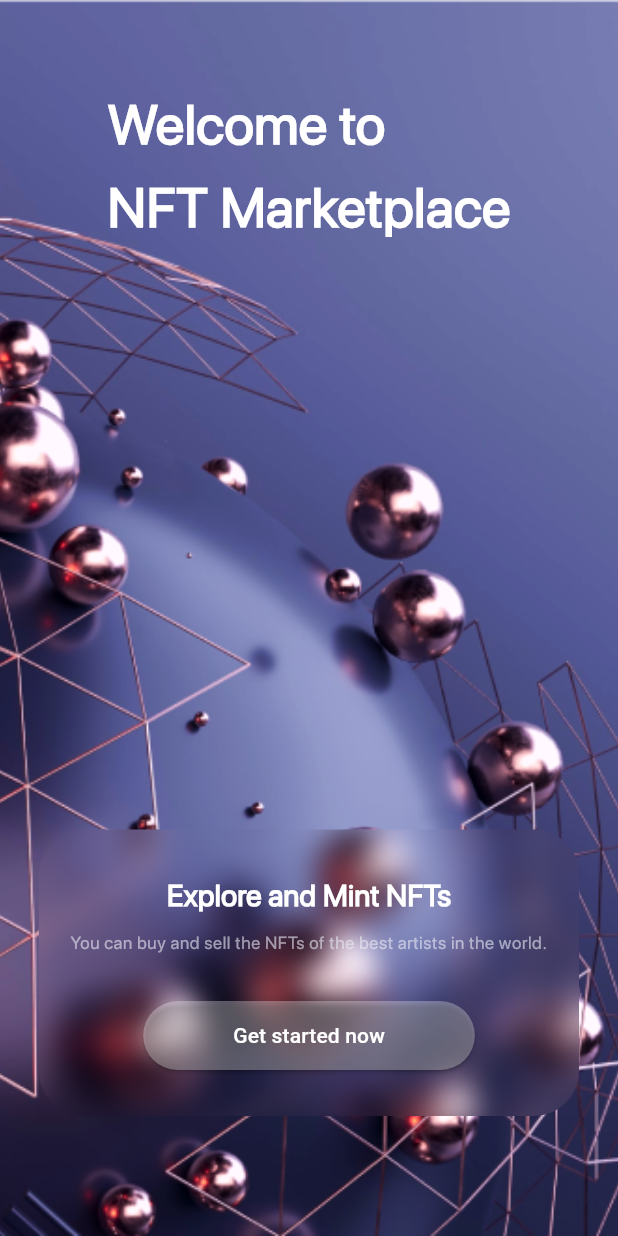
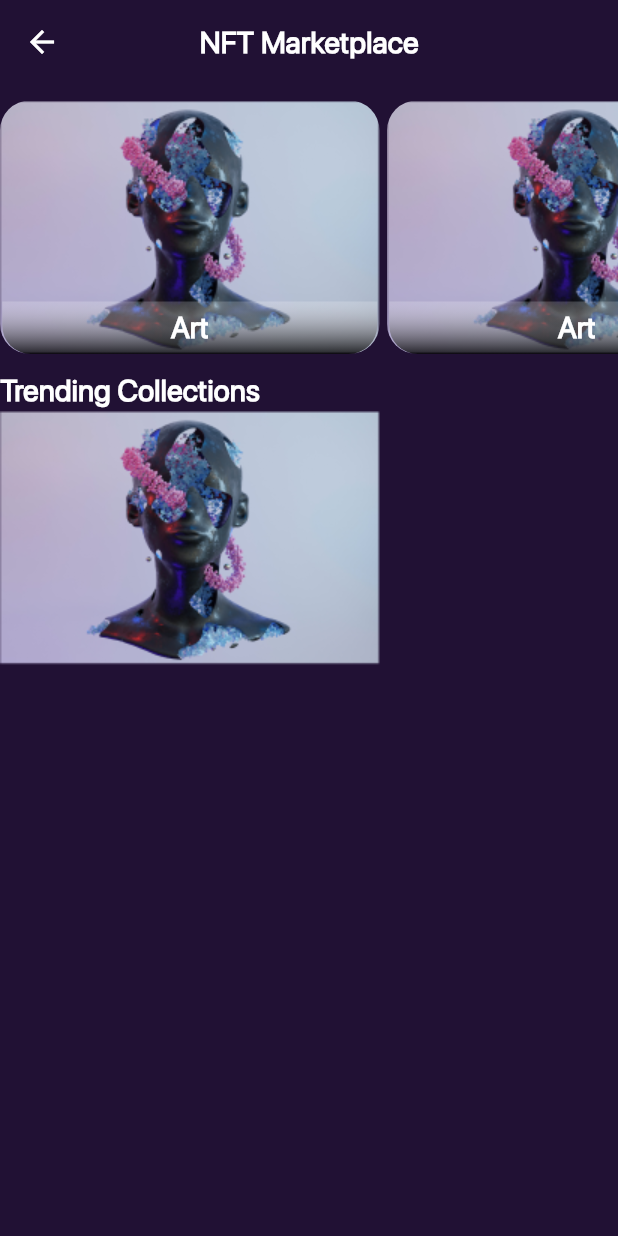
Before and after one commit to EslamMohsen110/mini_app, a Flutter app: the screen it shows after launch, after a tap on "Get started now", on a phone screen of 412 x 824 dp. Run offline on Flutter 3.47's test engine with Material 3 defaults, Android fonts, the phone set to English and light mode, and no system bars.

```diff
--- a/lib/main.dart
+++ b/lib/main.dart
@@ -1,6 +1,8 @@
 import 'package:flutter/material.dart';
 import 'package:mini_app/resourses/theme/theme.dart';
-import 'home/home_screen.dart';
+import 'package:mini_app/screens/catogry_screen.dart';
+
+import 'screens/home_screen.dart';
 
 void main() {
   runApp(MyApp());
@@ -13,9 +15,13 @@ class MyApp extends StatelessWidget {
   Widget build(BuildContext context) {
     return MaterialApp(
       debugShowCheckedModeBanner: false,
-      home: HomeScreen(),
       theme: ThemeMod.themeData,
       themeMode: ThemeMode.dark,
+      initialRoute: HomeScreen.routeName,
+      routes: {
+        CatogryScreen.routeName: (context) => CatogryScreen(),
+        HomeScreen.routeName: (context) => HomeScreen(),
+      },
     );
   }
 }
--- a/lib/resourses/color/color_app.dart
+++ b/lib/resourses/color/color_app.dart
@@ -4,4 +4,5 @@ class ColorApp {
   static const Color cWhiteColor = Colors.white;
   static const Color cBlackColor = Colors.black;
   static const Color cGrayColor = Color.fromRGBO(235, 235, 245, 0.6);
+  static const Color cPurpleColor = Color.fromRGBO(33, 17, 52, 1);
 }
--- a/lib/resourses/theme/theme.dart
+++ b/lib/resourses/theme/theme.dart
@@ -5,6 +5,7 @@ class ThemeMod {
   static final ThemeData themeData = ThemeData(
     scaffoldBackgroundColor: Colors.transparent,
     appBarTheme: AppBarTheme(
+      foregroundColor: ColorApp.cWhiteColor,
       centerTitle: true,
       backgroundColor: Colors.transparent,
     ),
--- /dev/null
+++ b/lib/screens/catogry_screen.dart
@@ -0,0 +1,58 @@
+import 'package:flutter/material.dart';
+import 'package:mini_app/resourses/color/color_app.dart';
+
+import '../widgets/item_catogry_widget.dart';
+
+class CatogryScreen extends StatelessWidget {
+  static const String routeName = 'Catogry Screen';
+
+  @override
+  Widget build(BuildContext context) {
+    return Scaffold(
+      appBar: AppBar(
+        backgroundColor: ColorApp.cPurpleColor,
+        title: Text(
+          'NFT Marketplace',
+          style: Theme.of(context).textTheme.bodyMedium,
+        ),
+      ),
+      body: Container(
+          color: ColorApp.cPurpleColor,
+          height: double.infinity,
+          width: double.infinity,
+          child: Column(
+            crossAxisAlignment: CrossAxisAlignment.start,
+            children: [
+              Container(
+                height: 180,
+                child: ListView.separated(
+                  separatorBuilder: (context, index) => SizedBox(
+                    width: 5,
+                  ),
+                  scrollDirection: Axis.horizontal,
+                  itemCount: 3,
+                  itemBuilder: (context, index) => ItemCatogryWidget(
+                    title: 'Art',
+                    image: 'assets/images/image1.png',
+                  ),
+                ),
+              ),
+              SizedBox(
+                height: 10,
+              ),
+              Container(
+                child: Text(
+                  'Trending Collections',
+                  style: Theme.of(context).textTheme.bodyMedium,
+                ),
+              ),
+              ClipRRect(
+                child: Column(
+                  children: [Image.asset('assets/images/image1.png')],
+                ),
+              )
+            ],
+          )),
+    );
+  }
+}
--- a/lib/home/home_screen.dart
+++ b/lib/screens/home_screen.dart
@@ -1,9 +1,11 @@
 import 'dart:ui';
 
 import 'package:flutter/material.dart';
-import 'package:mini_app/resourses/color/color_app.dart';
+import 'package:mini_app/screens/catogry_screen.dart';
 
 class HomeScreen extends StatelessWidget {
+  static const String routeName = 'Home';
+
   const HomeScreen({super.key});
 
   @override
@@ -50,7 +52,13 @@ class HomeScreen extends StatelessWidget {
                           ),
                           Spacer(),
                           ElevatedButton(
-                            onPressed: () {},
+                            onPressed: () {
+                              Navigator.push(
+                                  context,
+                                  MaterialPageRoute(
+                                    builder: (context) => CatogryScreen(),
+                                  ));
+                            },
                             child: Text(
                               'Get started now',
                               style: TextStyle(color: Colors.white),
--- /dev/null
+++ b/lib/widgets/item_catogry_widget.dart
@@ -0,0 +1,53 @@
+import 'package:flutter/material.dart';
+
+import '../resourses/color/color_app.dart';
+
+class ItemCatogryWidget extends StatelessWidget {
+  String image;
+  String title;
+
+  ItemCatogryWidget({
+    super.key,
+    required this.image,
+    required this.title,
+  });
+
+  @override
+  Widget build(BuildContext context) {
+    return Container(
+      height: 180,
+      child: Stack(
+        alignment: Alignment.bottomCenter,
+        children: [
+          ClipRRect(
+            borderRadius: BorderRadius.circular(20),
+            clipBehavior: Clip.antiAlias,
+            child: Image.asset(image),
+          ),
+          Container(
+            alignment: Alignment.center,
+            decoration: BoxDecoration(
+              borderRadius: BorderRadius.only(
+                  bottomLeft: Radius.circular(19),
+                  bottomRight: Radius.circular(19)),
+              gradient: LinearGradient(
+                begin: Alignment.bottomCenter,
+                end: Alignment.topCenter,
+                colors: [
+                  ColorApp.cBlackColor.withOpacity(0.8),
+                  ColorApp.cWhiteColor.withOpacity(0.2),
+                ],
+              ),
+            ),
+            width: 250,
+            height: 35,
+            child: Text(
+              title,
+              style: Theme.of(context).textTheme.bodyMedium,
+            ),
+          )
+        ],
+      ),
+    );
+  }
+}
```
Also changed, not shown: assets/images/2.0x/image1@2x.png (added), assets/images/3.0x/image1@3x.png (added), assets/images/image1.png (added).
